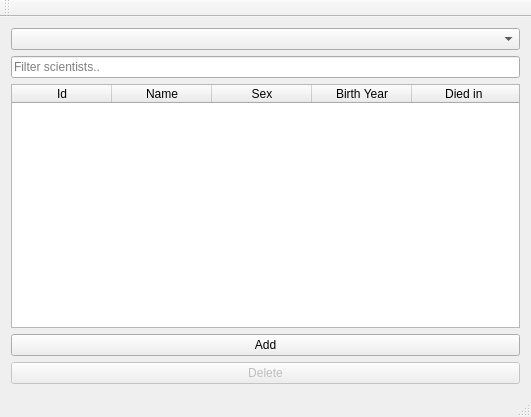
skulia15/Group36, file Group36W3/mainwindow.ui: the form before one commit.
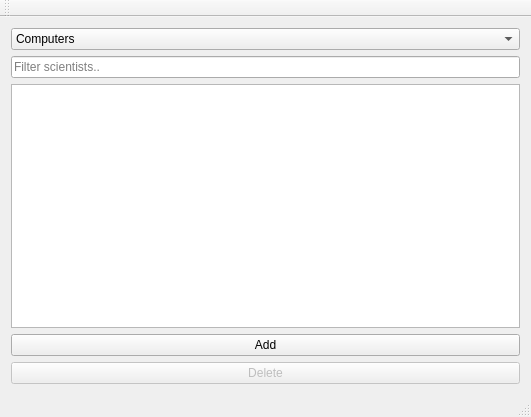
The form after the commit.

Patch:
```diff
--- a/Group36W3/mainwindow.ui
+++ b/Group36W3/mainwindow.ui
@@ -20,6 +20,21 @@
       <property name="toolTip">
        <string>&lt;html&gt;&lt;head/&gt;&lt;body&gt;&lt;p&gt;Choose repository&lt;/p&gt;&lt;/body&gt;&lt;/html&gt;</string>
       </property>
+      <item>
+       <property name="text">
+        <string>Computers</string>
+       </property>
+      </item>
+      <item>
+       <property name="text">
+        <string>Scientists</string>
+       </property>
+      </item>
+      <item>
+       <property name="text">
+        <string>Relations</string>
+       </property>
+      </item>
      </widget>
     </item>
     <item>
@@ -45,31 +60,6 @@
         <attribute name="horizontalHeaderStretchLastSection">
          <bool>true</bool>
         </attribute>
-        <column>
-         <property name="text">
-          <string>Id</string>
-         </property>
-        </column>
-        <column>
-         <property name="text">
-          <string>Name</string>
-         </property>
-        </column>
-        <column>
-         <property name="text">
-          <string>Sex</string>
-         </property>
-        </column>
-        <column>
-         <property name="text">
-          <string>Birth Year</string>
-         </property>
-        </column>
-        <column>
-         <property name="text">
-          <string>Died in </string>
-         </property>
-        </column>
        </widget>
       </item>
      </layout>
```
